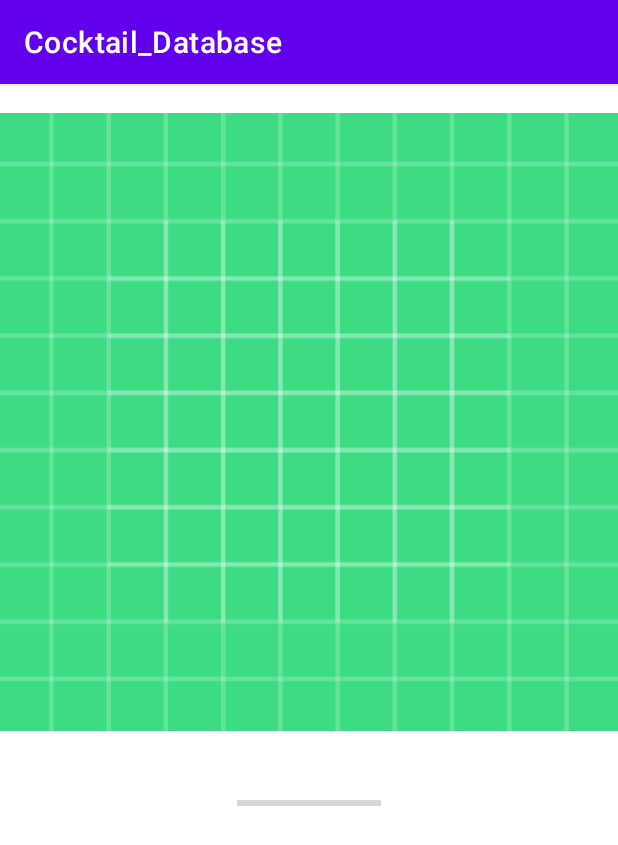
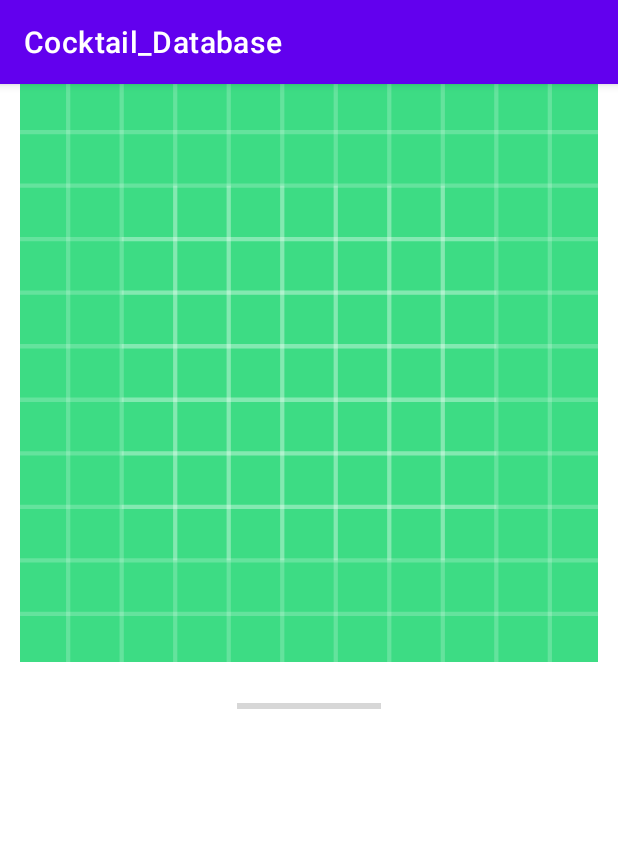
Before and after one commit to Rebeccakwok81/AndroidProject, an Android app: the DrinkOnClickActivity screen opened directly, with no data from a screen before it, on a phone screen of 412 x 824 dp. Shown: the top 845 px of the screen. Run offline under Robolectric (Android 15) with nearby library versions, the phone set to English and light mode, and no system bars; pictures from the network do not load.

Commit message:
Sze Man: updated AsyncTask

```diff
--- a/app/src/main/AndroidManifest.xml
+++ b/app/src/main/AndroidManifest.xml
@@ -30,7 +30,7 @@
                 <category android:name="android.intent.category.LAUNCHER" />
             </intent-filter>
         </activity>
-        <activity android:name=".DrinkInfo"/>
+        <activity android:name=".DrinkOnClickActivity"/>
     </application>
 
 </manifest>
--- a/app/src/main/java/com/cst2335/cocktail_database/DrinkInfo.java
+++ b/app/src/main/java/com/cst2335/cocktail_database/DrinkOnClickActivity.java
@@ -19,7 +19,7 @@ import java.io.InputStreamReader;
 import java.net.HttpURLConnection;
 import java.net.URL;
 
-public class DrinkInfo extends AppCompatActivity {
+public class DrinkOnClickActivity extends AppCompatActivity {
 
     TextView ins;
     TextView in1;
@@ -93,11 +93,12 @@ public class DrinkInfo extends AppCompatActivity {
                 for(int i =0; i < drinksArray.length(); i++) {
                     JSONObject obj = drinksArray.getJSONObject(i);
                     pic = obj.getString("strDrinkThumb");
-                    publishProgress(100);
+                    publishProgress(50);
                     inst = obj.getString("strInstructions");
                     ing1 = obj.getString("strIngredient1");
                     ing2 = obj.getString("strIngredient2");
                     ing3 = obj.getString("strIngredient3");
+                    publishProgress(100);
 
                     // bmp = BitmapFactory.decodeStream(response);
 
--- a/app/src/main/java/com/cst2335/cocktail_database/MainActivity.java
+++ b/app/src/main/java/com/cst2335/cocktail_database/MainActivity.java
@@ -78,7 +78,7 @@ public class MainActivity extends AppCompatActivity {
             dataToPass.putInt(ITEM_POSITION, position);
             dataToPass.putLong(ITEM_ID, id);
 
-                Intent nextActivity = new Intent(MainActivity.this, DrinkInfo.class);
+                Intent nextActivity = new Intent(MainActivity.this, DrinkOnClickActivity.class);
                 nextActivity.putExtras(dataToPass); //send data to next activity
                 startActivity(nextActivity); //make the transition
 
--- a/app/src/main/res/layout/fragment_drink_info.xml
+++ b/app/src/main/res/layout/fragment_drink_info.xml
@@ -11,11 +11,11 @@
         android:layout_height="match_parent"
         android:orientation="vertical">
 
-    <ImageView
-        android:id="@+id/imageView"
-        android:layout_width="match_parent"
-        android:layout_height="450dp"
-        app:srcCompat="@drawable/ic_launcher_background" />
+        <ImageView
+            android:id="@+id/imageView"
+            android:layout_width="match_parent"
+            android:layout_height="385dp"
+            app:srcCompat="@drawable/ic_launcher_background" />
 
 
     <ProgressBar
```
